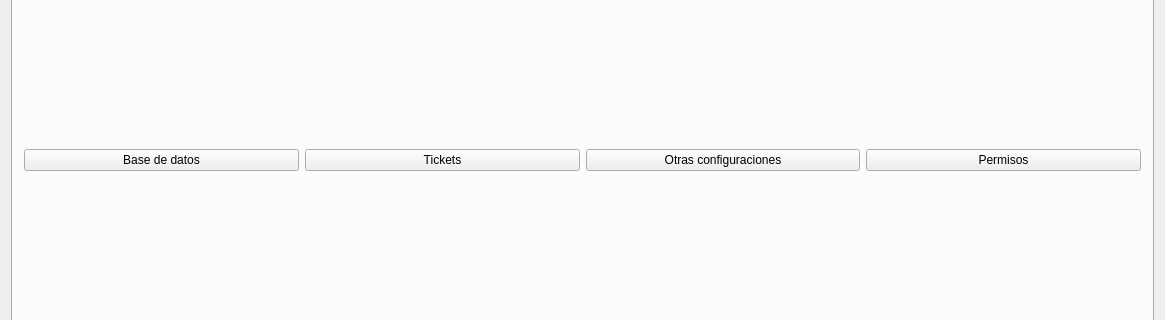
Old version of the form tienda.ui in the repository Ladis72/tienda; both pictures show x 0 to 1165 and y 227 to 547 of the 1165 by 776 pixel window.
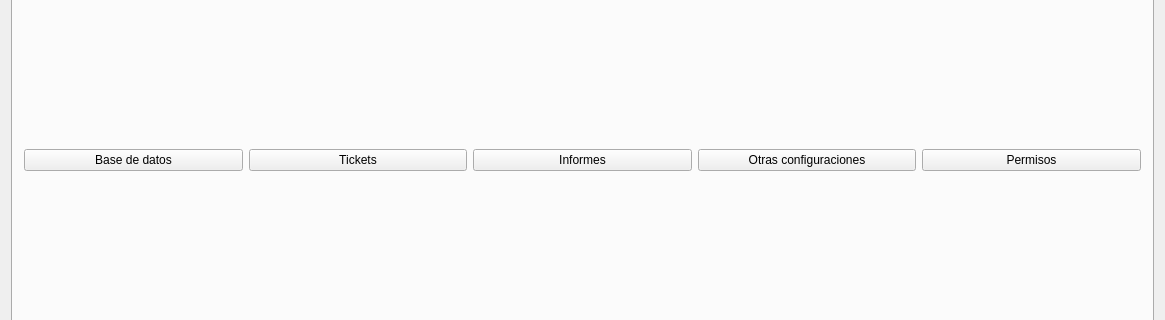
New version of the form. The open tabs and pages were chosen to show the change. Icons and pictures are not drawn.

The edit to the form file:
```diff
--- a/tienda.ui
+++ b/tienda.ui
@@ -343,6 +343,13 @@
             </property>
            </widget>
           </item>
+          <item>
+           <widget class="QPushButton" name="pushButtonInformes">
+            <property name="text">
+             <string>Informes</string>
+            </property>
+           </widget>
+          </item>
           <item>
            <widget class="QPushButton" name="pushButtonConfiguracion">
             <property name="text">
```
Left out of the diff: 2 changed lines with no effect on the pictures.
